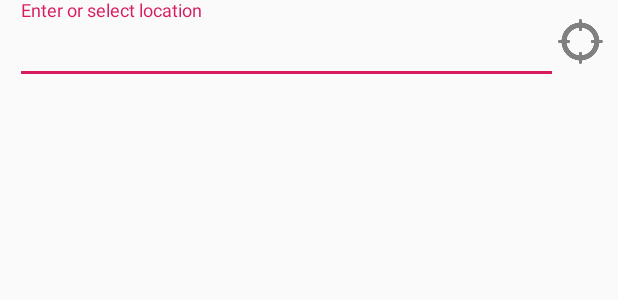
After one commit to deepaksharma1992/Android-Nanodegree-Capstone-Project-Code, an Android app: the layout activity_commerce.xml on its own in the app's theme, with its tools: preview values and no code run, on a phone screen of 412 x 824 dp. The commit adds this screen. Shown: the top 300 px of the screen. Run offline under Robolectric (Android 15) with nearby library versions, the light colour scheme and no system bars.

Commit message:
First submission capstore project
This is first submisison for capstone project

```diff
--- a/krishi_seva/app/src/main/AndroidManifest.xml
+++ b/krishi_seva/app/src/main/AndroidManifest.xml
@@ -26,15 +26,13 @@
         <activity
             android:name=".view.dashboard.activity.DashboardActivity"
             android:screenOrientation="portrait"
-            android:theme="@style/AppTheme.NoActionBar">
+            android:theme="@style/AppTheme.NoActionBar" />
 
-        </activity>
 
         <activity
             android:name=".view.login.LoginActivity"
             android:screenOrientation="portrait"
             android:theme="@style/AppTheme.NoActionBar" />
-
         <activity
             android:name=".view.signup.SignUpActivity"
             android:screenOrientation="portrait"
--- a/krishi_seva/app/src/main/java/com/example/deepaks/krishiseva/util/FirebaseDbConstants.java
+++ /dev/null
@@ -1 +0,0 @@
-package com.example.deepaks.krishiseva.util;
--- a/krishi_seva/app/src/main/java/com/example/deepaks/krishiseva/view/dashboard/activity/DashboardActivity.java
+++ b/krishi_seva/app/src/main/java/com/example/deepaks/krishiseva/view/dashboard/activity/DashboardActivity.java
@@ -73,11 +73,11 @@ public class DashboardActivity extends AppCompatActivity {
         setUpActivityComponents();
     }
 
-    protected int getResourceLayout() {
+    private int getResourceLayout() {
         return R.layout.activity_dashboard;
     }
 
-    protected void setUpActivityComponents() {
+    private void setUpActivityComponents() {
         ButterKnife.bind(this);
         setSupportActionBar(mToolbar);
         navigation
--- a/krishi_seva/app/src/main/java/com/example/deepaks/krishiseva/view/login/LoginActivity.java
+++ b/krishi_seva/app/src/main/java/com/example/deepaks/krishiseva/view/login/LoginActivity.java
@@ -44,7 +44,7 @@ public class LoginActivity extends AppCompatActivity implements SignUpListener {
      * @return the layout file for the activity
      * @author deepaks
      */
-    protected int getResourceLayout() {
+    private int getResourceLayout() {
         return R.layout.activity_login;
     }
 
@@ -52,7 +52,7 @@ public class LoginActivity extends AppCompatActivity implements SignUpListener {
      * @return setup the activity components for the activity
      * @author deepaks
      */
-    protected void setUpActivityComponents() {
+    private void setUpActivityComponents() {
         ButterKnife.bind(this);
     }
 
--- a/krishi_seva/app/src/main/java/com/example/deepaks/krishiseva/view/splash/SplashActivity.java
+++ b/krishi_seva/app/src/main/java/com/example/deepaks/krishiseva/view/splash/SplashActivity.java
@@ -23,7 +23,7 @@ public class SplashActivity extends AppCompatActivity {
      * @author deepaks
      * @date 16 oct 2018
      */
-    protected int getResourceLayout() {
+    private int getResourceLayout() {
         return R.layout.activity_splash;
     }
 
@@ -32,7 +32,7 @@ public class SplashActivity extends AppCompatActivity {
      * @author deepaks
      * @date 16 oct 2018
      */
-    protected void setUpActivityComponents() {
+    private void setUpActivityComponents() {
 
         new Handler().postDelayed(new Runnable() {
             @Override
--- /dev/null
+++ b/krishi_seva/app/src/main/res/layout/activity_commerce.xml
@@ -0,0 +1,33 @@
+<?xml version="1.0" encoding="utf-8"?>
+<android.support.constraint.ConstraintLayout xmlns:android="http://schemas.android.com/apk/res/android"
+    xmlns:tools="http://schemas.android.com/tools"
+    android:layout_width="match_parent"
+    android:layout_height="match_parent"
+    tools:context=".view.commerce.CommerceActivity">
+
+    <LinearLayout
+        android:layout_width="match_parent"
+        android:layout_margin="@dimen/_10dp"
+        android:layout_height="wrap_content">
+
+        <android.support.design.widget.TextInputLayout
+            android:layout_width="0dp"
+            android:layout_height="wrap_content"
+            android:layout_weight="1">
+
+            <EditText
+                android:id="@+id/et_location"
+                style="@style/EditTextStyle"
+                android:hint="@string/enter_or_select_location_label" />
+
+        </android.support.design.widget.TextInputLayout>
+
+        <ImageView
+            android:id="@+id/iv_detect_location"
+            android:layout_width="@dimen/location_param"
+            android:layout_height="@dimen/location_param"
+            android:layout_gravity="center"
+            android:src="@mipmap/location_icon" />
+    </LinearLayout>
+
+</android.support.constraint.ConstraintLayout>
--- a/krishi_seva/app/src/main/res/layout/activity_sign_up.xml
+++ b/krishi_seva/app/src/main/res/layout/activity_sign_up.xml
@@ -80,7 +80,7 @@
             <fragment
                 android:id="@+id/place_fragment"
                 android:name="com.google.android.gms.location.places.ui.PlaceAutocompleteFragment"
-                android:layout_width="0dp"
+                android:layout_width="match_parent"
                 android:layout_height="match_parent"
                 android:layout_weight="1" />
 
--- a/krishi_seva/app/src/main/res/layout/adapter_electricity_list.xml
+++ b/krishi_seva/app/src/main/res/layout/adapter_electricity_list.xml
@@ -57,7 +57,9 @@
                     android:layout_width="wrap_content"
                     android:layout_height="wrap_content"
                     android:background="@drawable/rounded_accent_background"
-                    android:padding="@dimen/_5dp"
+                    android:padding="@dimen/_5dp
+
+"
                     android:textColor="@color/white"
                     tools:text="23-oct-2018" />
 
--- a/krishi_seva/app/src/main/res/values/strings.xml
+++ b/krishi_seva/app/src/main/res/values/strings.xml
@@ -55,4 +55,5 @@
     <string name="or_label">or</string>
     <string name="select_loction">Enter or select locaion before signup.</string>
     <string name="search_location">Search location</string>
+    <string name="failed_to_detect_location">Failed to detect location. Please try again</string>
 </resources>
```
Also changed, not shown: krishi_seva/app/build.gradle (+9 -0 lines), krishi_seva/app/src/main/java/com/example/deepaks/krishiseva/util/DatabaseConstant.java (+4 -5 lines), krishi_seva/app/src/main/java/com/example/deepaks/krishiseva/view/signup/SignUpActivity.java (+13 -8 lines), 4 other files.
